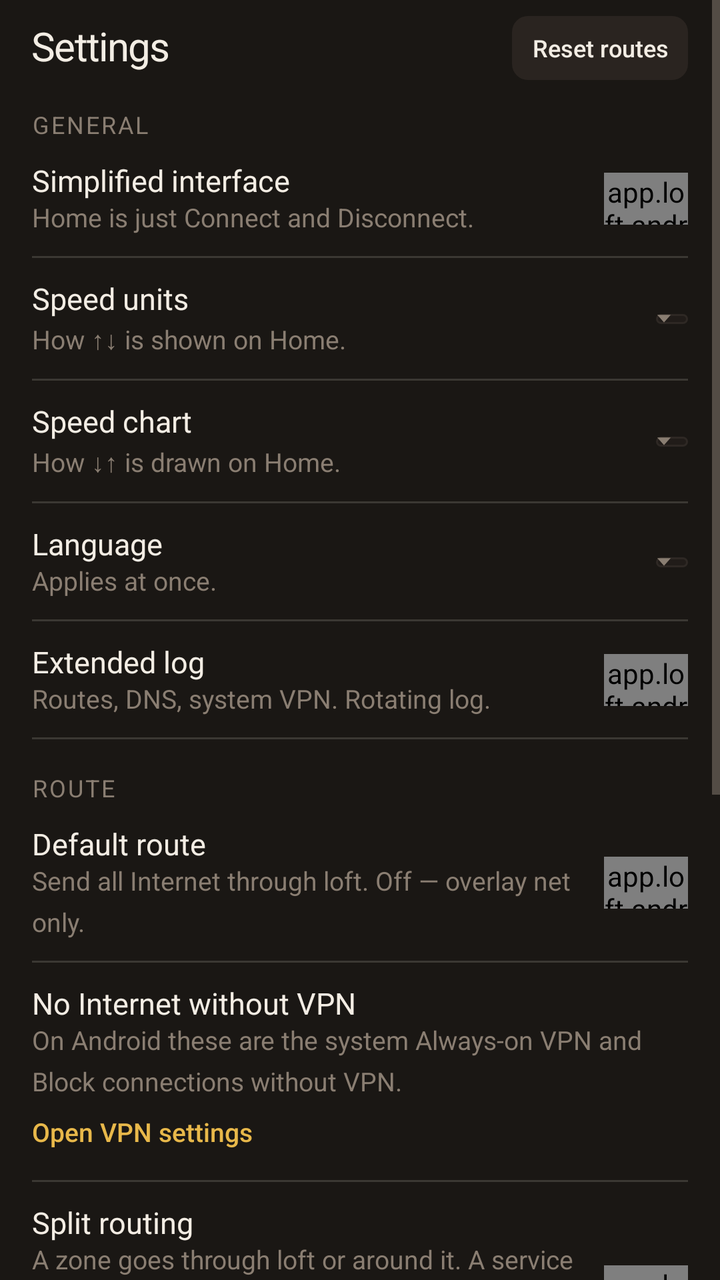
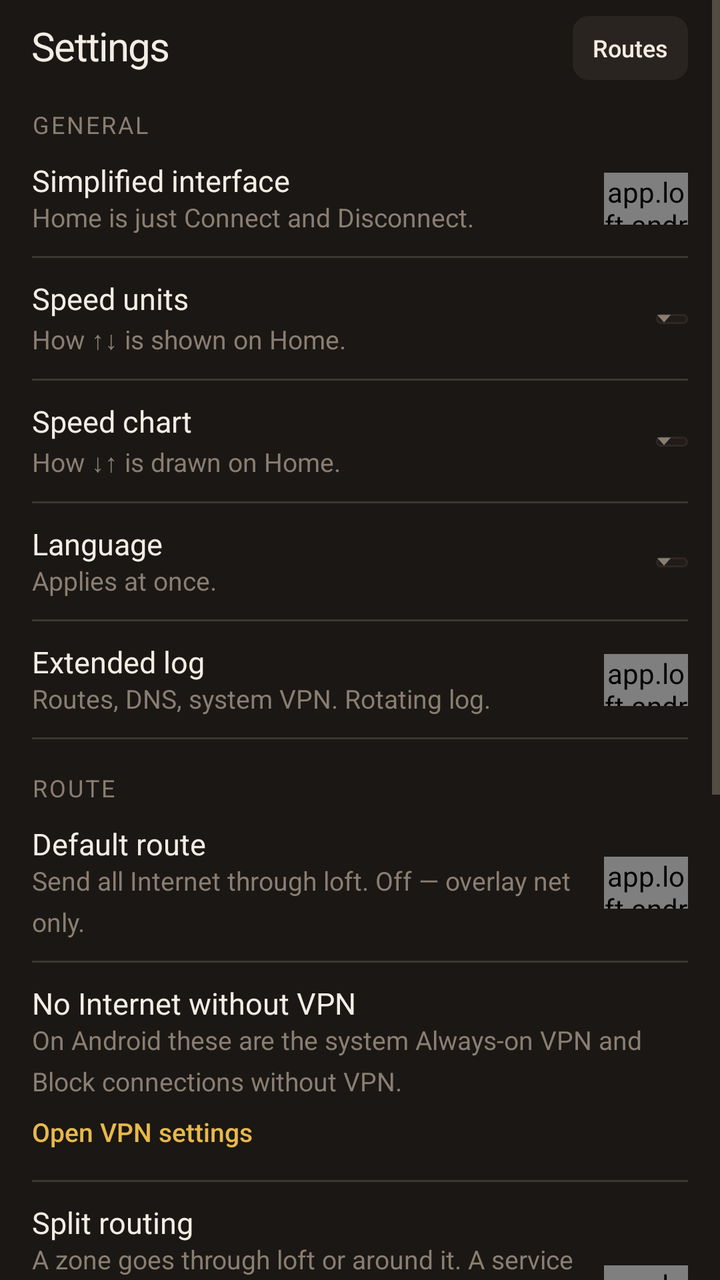

Two renders of the same Android screen: before a commit and after it. Below are the layout's source before the change and the commit's diff.
<!-- AndroidManifest.xml: application theme Theme.Loft -->
<!-- res/layout/pane_settings.xml -->
<?xml version="1.0" encoding="utf-8"?>
<ScrollView xmlns:android="http://schemas.android.com/apk/res/android"
    android:layout_width="match_parent"
    android:layout_height="match_parent"
    android:background="@color/ink">

    <LinearLayout
        android:layout_width="match_parent"
        android:layout_height="wrap_content"
        android:orientation="vertical"
        android:paddingLeft="16dp"
        android:paddingTop="8dp"
        android:paddingRight="16dp"
        android:paddingBottom="24dp">

        <LinearLayout
            android:layout_width="match_parent"
            android:layout_height="wrap_content"
            android:gravity="center_vertical"
            android:orientation="horizontal">

            <TextView
                android:layout_width="0dp"
                android:layout_height="wrap_content"
                android:layout_weight="1"
                android:includeFontPadding="false"
                android:text="@string/settings"
                android:textAppearance="@style/TextAppearance.Loft.Title"
                android:textColor="@color/snow" />

            <Button
                android:id="@+id/btn_reset"
                style="@style/Widget.Loft.HeadBtn"
                android:layout_width="wrap_content"
                android:layout_height="wrap_content"
                android:text="@string/reset_routes" />
        </LinearLayout>

        <TextView
            android:layout_width="match_parent"
            android:layout_height="wrap_content"
            android:layout_marginTop="16dp"
            android:includeFontPadding="false"
            android:text="@string/general"
            android:textAppearance="@style/TextAppearance.Loft.Grp"
            android:textColor="@color/mute" />

        <LinearLayout
            android:layout_width="match_parent"
            android:layout_height="wrap_content"
            android:background="@drawable/bg_setrow"
            android:gravity="center_vertical"
            android:orientation="horizontal"
            android:paddingTop="12dp"
            android:paddingBottom="12dp">

            <LinearLayout
                android:layout_width="0dp"
                android:layout_height="wrap_content"
                android:layout_weight="1"
                android:orientation="vertical"
                android:paddingRight="12dp">

                <TextView
                    android:layout_width="match_parent"
                    android:layout_height="wrap_content"
                    android:includeFontPadding="false"
                    android:text="@string/simple"
                    android:textAppearance="@style/TextAppearance.Loft.RowK"
                    android:textColor="@color/snow" />

                <TextView
                    android:layout_width="match_parent"
                    android:layout_height="wrap_content"
                    android:layout_marginTop="2dp"
                    android:includeFontPadding="false"
                    android:lineSpacingMultiplier="1.35"
                    android:text="@string/simple_d"
                    android:textAppearance="@style/TextAppearance.Loft.RowS"
                    android:textColor="@color/mute" />
            </LinearLayout>

            <app.loft.android.ToggleView
                android:id="@+id/sw_simple"
                style="@style/Widget.Loft.Toggle"
                android:layout_width="42dp"
                android:layout_height="26dp" />
        </LinearLayout>

        <LinearLayout
            android:layout_width="match_parent"
            android:layout_height="wrap_content"
            android:background="@drawable/bg_setrow"
            android:gravity="center_vertical"
            android:orientation="horizontal"
            android:paddingTop="12dp"
            android:paddingBottom="12dp">

            <LinearLayout
                android:layout_width="0dp"
                android:layout_height="wrap_content"
                android:layout_weight="1"
                android:orientation="vertical"
                android:paddingRight="12dp">

                <TextView
                    android:layout_width="match_parent"
                    android:layout_height="wrap_content"
                    android:includeFontPadding="false"
                    android:text="@string/rate_unit"
                    android:textAppearance="@style/TextAppearance.Loft.RowK"
                    android:textColor="@color/snow" />

                <TextView
                    android:layout_width="match_parent"
                    android:layout_height="wrap_content"
                    android:layout_marginTop="2dp"
                    android:includeFontPadding="false"
                    android:lineSpacingMultiplier="1.35"
                    android:text="@string/rate_unit_d"
                    android:textAppearance="@style/TextAppearance.Loft.RowS"
                    android:textColor="@color/mute" />
            </LinearLayout>

            <Spinner
                android:id="@+id/sp_rate"
                android:layout_width="wrap_content"
                android:layout_height="wrap_content"
                android:background="@drawable/bg_select"
                android:overlapAnchor="false"
                android:popupBackground="@color/ink2"
                android:spinnerMode="dropdown" />
        </LinearLayout>

        <LinearLayout
            android:layout_width="match_parent"
            android:layout_height="wrap_content"
            android:background="@drawable/bg_setrow"
            android:gravity="center_vertical"
            android:orientation="horizontal"
            android:paddingTop="12dp"
            android:paddingBottom="12dp">

            <LinearLayout
                android:layout_width="0dp"
                android:layout_height="wrap_content"
                android:layout_weight="1"
                android:orientation="vertical"
                android:paddingRight="12dp">

                <TextView
                    android:layout_width="match_parent"
                    android:layout_height="wrap_content"
                    android:includeFontPadding="false"
                    android:text="@string/spark_k"
                    android:textAppearance="@style/TextAppearance.Loft.RowK"
                    android:textColor="@color/snow" />

                <TextView
                    android:layout_width="match_parent"
                    android:layout_height="wrap_content"
                    android:layout_marginTop="2dp"
                    android:includeFontPadding="false"
                    android:lineSpacingMultiplier="1.35"
                    android:text="@string/spark_d"
                    android:textAppearance="@style/TextAppearance.Loft.RowS"
                    android:textColor="@color/mute" />
            </LinearLayout>

            <Spinner
                android:id="@+id/sp_spark"
                android:layout_width="wrap_content"
                android:layout_height="wrap_content"
                android:background="@drawable/bg_select"
                android:overlapAnchor="false"
                android:popupBackground="@color/ink2"
                android:spinnerMode="dropdown" />
        </LinearLayout>

        <LinearLayout
            android:layout_width="match_parent"
            android:layout_height="wrap_content"
            android:background="@drawable/bg_setrow"
            android:gravity="center_vertical"
            android:orientation="horizontal"
            android:paddingTop="12dp"
            android:paddingBottom="12dp">

            <LinearLayout
                android:layout_width="0dp"
                android:layout_height="wrap_content"
                android:layout_weight="1"
                android:orientation="vertical"
                android:paddingRight="12dp">

                <TextView
                    android:layout_width="match_parent"
                    android:layout_height="wrap_content"
                    android:includeFontPadding="false"
                    android:text="@string/language"
                    android:textAppearance="@style/TextAppearance.Loft.RowK"
                    android:textColor="@color/snow" />

                <TextView
                    android:layout_width="match_parent"
                    android:layout_height="wrap_content"
                    android:layout_marginTop="2dp"
                    android:includeFontPadding="false"
                    android:lineSpacingMultiplier="1.35"
                    android:text="@string/lang_d"
                    android:textAppearance="@style/TextAppearance.Loft.RowS"
                    android:textColor="@color/mute" />
            </LinearLayout>

            <Spinner
                android:id="@+id/sp_lang"
                android:layout_width="wrap_content"
                android:layout_height="wrap_content"
                android:background="@drawable/bg_select"
                android:overlapAnchor="false"
                android:popupBackground="@color/ink2"
                android:spinnerMode="dropdown" />
        </LinearLayout>

        <LinearLayout
            android:layout_width="match_parent"
            android:layout_height="wrap_content"
            android:background="@drawable/bg_setrow"
            android:gravity="center_vertical"
            android:orientation="horizontal"
            android:paddingTop="12dp"
            android:paddingBottom="12dp">

            <LinearLayout
                android:layout_width="0dp"
                android:layout_height="wrap_content"
                android:layout_weight="1"
                android:orientation="vertical"
                android:paddingRight="12dp">

                <TextView
                    android:layout_width="match_parent"
                    android:layout_height="wrap_content"
                    android:includeFontPadding="false"
                    android:text="@string/extended_log"
                    android:textAppearance="@style/TextAppearance.Loft.RowK"
                    android:textColor="@color/snow" />

                <TextView
                    android:layout_width="match_parent"
                    android:layout_height="wrap_content"
                    android:layout_marginTop="2dp"
                    android:includeFontPadding="false"
                    android:lineSpacingMultiplier="1.35"
                    android:text="@string/diag_d"
                    android:textAppearance="@style/TextAppearance.Loft.RowS"
                    android:textColor="@color/mute" />
            </LinearLayout>

            <app.loft.android.ToggleView
                android:id="@+id/sw_log"
                style="@style/Widget.Loft.Toggle"
                android:layout_width="42dp"
                android:layout_height="26dp" />
        </LinearLayout>

        <TextView
            android:layout_width="match_parent"
            android:layout_height="wrap_content"
            android:layout_marginTop="18dp"
            android:includeFontPadding="false"
            android:text="@string/route_group"
            android:textAppearance="@style/TextAppearance.Loft.Grp"
            android:textColor="@color/mute" />

        <LinearLayout
            android:layout_width="match_parent"
            android:layout_height="wrap_content"
            android:background="@drawable/bg_setrow"
            android:gravity="center_vertical"
            android:orientation="horizontal"
            android:paddingTop="12dp"
            android:paddingBottom="12dp">

            <LinearLayout
                android:layout_width="0dp"
                android:layout_height="wrap_content"
                android:layout_weight="1"
                android:orientation="vertical"
                android:paddingRight="12dp">

                <TextView
                    android:layout_width="match_parent"
                    android:layout_height="wrap_content"
                    android:includeFontPadding="false"
                    android:text="@string/default_route"
                    android:textAppearance="@style/TextAppearance.Loft.RowK"
                    android:textColor="@color/snow" />

                <TextView
                    android:layout_width="match_parent"
                    android:layout_height="wrap_content"
                    android:layout_marginTop="2dp"
                    android:includeFontPadding="false"
                    android:lineSpacingMultiplier="1.35"
                    android:text="@string/default_route_d"
                    android:textAppearance="@style/TextAppearance.Loft.RowS"
                    android:textColor="@color/mute" />
            </LinearLayout>

            <app.loft.android.ToggleView
                android:id="@+id/sw_default"
                style="@style/Widget.Loft.Toggle"
                android:layout_width="42dp"
                android:layout_height="26dp" />
        </LinearLayout>

        <LinearLayout
            android:layout_width="match_parent"
            android:layout_height="wrap_content"
            android:background="@drawable/bg_setrow"
            android:orientation="vertical"
            android:paddingTop="12dp"
            android:paddingBottom="12dp">

            <TextView
                android:layout_width="match_parent"
                android:layout_height="wrap_content"
                android:includeFontPadding="false"
                android:text="@string/hold_sys"
                android:textAppearance="@style/TextAppearance.Loft.RowK"
                android:textColor="@color/snow" />

            <TextView
                android:layout_width="match_parent"
                android:layout_height="wrap_content"
                android:layout_marginTop="2dp"
                android:includeFontPadding="false"
                android:lineSpacingMultiplier="1.35"
                android:text="@string/hold_and"
                android:textAppearance="@style/TextAppearance.Loft.RowS"
                android:textColor="@color/mute" />

            <Button
                android:id="@+id/btn_vpn"
                style="@style/Widget.Loft.GhostSm"
                android:layout_width="wrap_content"
                android:layout_height="wrap_content"
                android:layout_marginTop="2dp"
                android:text="@string/open_sys" />
        </LinearLayout>

        <LinearLayout
            android:layout_width="match_parent"
            android:layout_height="wrap_content"
            android:background="@drawable/bg_setrow"
            android:gravity="center_vertical"
            android:orientation="horizontal"
            android:paddingTop="12dp"
            android:paddingBottom="12dp">

            <LinearLayout
                android:layout_width="0dp"
                android:layout_height="wrap_content"
                android:layout_weight="1"
                android:orientation="vertical"
                android:paddingRight="12dp">

                <TextView
                    android:layout_width="match_parent"
                    android:layout_height="wrap_content"
                    android:includeFontPadding="false"
                    android:text="@string/split"
                    android:textAppearance="@style/TextAppearance.Loft.RowK"
                    android:textColor="@color/snow" />

                <TextView
                    android:layout_width="match_parent"
                    android:layout_height="wrap_content"
                    android:layout_marginTop="2dp"
                    android:includeFontPadding="false"
                    android:lineSpacingMultiplier="1.35"
                    android:text="@string/split_d"
                    android:textAppearance="@style/TextAppearance.Loft.RowS"
                    android:textColor="@color/mute" />

                <Button
                    android:id="@+id/btn_routes"
                    style="@style/Widget.Loft.GhostSm"
                    android:layout_width="wrap_content"
                    android:layout_height="wrap_content"
                    android:layout_marginTop="2dp"
                    android:text="@string/lists" />
            </LinearLayout>

            <app.loft.android.ToggleView
                android:id="@+id/sw_split"
                style="@style/Widget.Loft.Toggle"
                android:layout_width="42dp"
                android:layout_height="26dp" />
        </LinearLayout>

        <TextView
            android:layout_width="match_parent"
            android:layout_height="wrap_content"
            android:layout_marginTop="18dp"
            android:includeFontPadding="false"
            android:text="@string/conn_group"
            android:textAppearance="@style/TextAppearance.Loft.Grp"
            android:textColor="@color/mute" />

        <LinearLayout
            android:layout_width="match_parent"
            android:layout_height="wrap_content"
            android:background="@drawable/bg_setrow"
            android:gravity="center_vertical"
            android:orientation="horizontal"
            android:paddingTop="12dp"
            android:paddingBottom="12dp">

            <LinearLayout
                android:layout_width="0dp"
                android:layout_height="wrap_content"
                android:layout_weight="1"
                android:orientation="vertical"
                android:paddingRight="12dp">

                <TextView
                    android:layout_width="match_parent"
                    android:layout_height="wrap_content"
                    android:includeFontPadding="false"
                    android:text="@string/auto"
                    android:textAppearance="@style/TextAppearance.Loft.RowK"
                    android:textColor="@color/snow" />

                <TextView
                    android:layout_width="match_parent"
                    android:layout_height="wrap_content"
                    android:layout_marginTop="2dp"
                    android:includeFontPadding="false"
                    android:lineSpacingMultiplier="1.35"
                    android:text="@string/auto_d"
                    android:textAppearance="@style/TextAppearance.Loft.RowS"
                    android:textColor="@color/mute" />
            </LinearLayout>

            <app.loft.android.ToggleView
                android:id="@+id/sw_auto"
                style="@style/Widget.Loft.Toggle"
                android:layout_width="42dp"
                android:layout_height="26dp" />
        </LinearLayout>

        <LinearLayout
            android:layout_width="match_parent"
            android:layout_height="wrap_content"
            android:background="@drawable/bg_setrow"
            android:gravity="center_vertical"
            android:orientation="horizontal"
            android:paddingTop="12dp"
            android:paddingBottom="12dp">

            <LinearLayout
                android:layout_width="0dp"
                android:layout_height="wrap_content"
                android:layout_weight="1"
                android:orientation="vertical"
                android:paddingRight="12dp">

                <TextView
                    android:layout_width="match_parent"
                    android:layout_height="wrap_content"
                    android:includeFontPadding="false"
                    android:text="@string/reconnect"
                    android:textAppearance="@style/TextAppearance.Loft.RowK"
                    android:textColor="@color/snow" />

                <TextView
                    android:layout_width="match_parent"
                    android:layout_height="wrap_content"
                    android:layout_marginTop="2dp"
                    android:includeFontPadding="false"
                    android:lineSpacingMultiplier="1.35"
                    android:text="@string/reconnect_d"
                    android:textAppearance="@style/TextAppearance.Loft.RowS"
                    android:textColor="@color/mute" />
            </LinearLayout>

            <app.loft.android.ToggleView
                android:id="@+id/sw_re"
                style="@style/Widget.Loft.Toggle"
                android:layout_width="42dp"
                android:layout_height="26dp" />
        </LinearLayout>

        <LinearLayout
            android:layout_width="match_parent"
            android:layout_height="wrap_content"
            android:background="@drawable/bg_setrow"
            android:gravity="center_vertical"
            android:orientation="horizontal"
            android:paddingTop="12dp"
            android:paddingBottom="12dp">

            <LinearLayout
                android:layout_width="0dp"
                android:layout_height="wrap_content"
                android:layout_weight="1"
                android:orientation="vertical"
                android:paddingRight="12dp">

                <TextView
                    android:layout_width="match_parent"
                    android:layout_height="wrap_content"
                    android:includeFontPadding="false"
                    android:text="@string/ext_ip"
                    android:textAppearance="@style/TextAppearance.Loft.RowK"
                    android:textColor="@color/snow" />

                <TextView
                    android:layout_width="match_parent"
                    android:layout_height="wrap_content"
                    android:layout_marginTop="2dp"
                    android:includeFontPadding="false"
                    android:lineSpacingMultiplier="1.35"
                    android:text="@string/ext_ip_d"
                    android:textAppearance="@style/TextAppearance.Loft.RowS"
                    android:textColor="@color/mute" />
            </LinearLayout>

            <app.loft.android.ToggleView
                android:id="@+id/sw_ext"
                style="@style/Widget.Loft.Toggle"
                android:layout_width="42dp"
                android:layout_height="26dp" />
        </LinearLayout>

        <LinearLayout
            android:layout_width="match_parent"
            android:layout_height="wrap_content"
            android:layout_marginTop="16dp"
            android:gravity="center"
            android:orientation="horizontal">

            <Button
                android:id="@+id/btn_defaults"
                style="@style/Widget.Loft.LinkBtn"
                android:layout_width="wrap_content"
                android:layout_height="wrap_content"
                android:text="@string/defaults" />

            <Button
                android:id="@+id/btn_log"
                style="@style/Widget.Loft.LinkBtn"
                android:layout_width="wrap_content"
                android:layout_height="wrap_content"
                android:text="@string/log" />

            <Button
                android:id="@+id/btn_about"
                style="@style/Widget.Loft.LinkBtn"
                android:layout_width="wrap_content"
                android:layout_height="wrap_content"
                android:text="@string/about" />
        </LinearLayout>
    </LinearLayout>
</ScrollView>
<!-- resources referenced by this layout -->
<resources>
  <color name="ink">#1A1714</color>
  <color name="ink2">#241F1B</color>
  <color name="mute">#8A7E72</color>
  <color name="snow">#F3EDE4</color>
  <string name="about">About</string>
  <string name="auto">Connect at launch</string>
  <string name="auto_d">Opening the app connects the selected connection.</string>
  <string name="conn_group">Connection</string>
  <string name="default_route">Default route</string>
  <string name="default_route_d">Send all Internet through loft. Off — overlay net only.</string>
  <string name="defaults">Defaults</string>
  <string name="diag_d">Routes, DNS, system VPN. Rotating log.</string>
  <string name="ext_ip">Public IP</string>
  <string name="ext_ip_d">After connect, ask a service for the address through this session.</string>
  <string name="extended_log">Extended log</string>
  <string name="general">General</string>
  <string name="hold_and">On Android these are the system Always-on VPN and Block connections without VPN.</string>
  <string name="hold_sys">No Internet without VPN</string>
  <string name="lang_d">Applies at once.</string>
  <string name="language">Language</string>
  <string name="lists">Lists</string>
  <string name="log">Log</string>
  <string name="open_sys">Open VPN settings</string>
  <string name="rate_unit">Speed units</string>
  <string name="rate_unit_d">How ↑↓ is shown on Home.</string>
  <string name="reconnect">Reconnect on disconnect</string>
  <string name="reconnect_d">If the session drops, connect again.</string>
  <string name="reset_routes">Reset routes</string>
  <string name="route_group">Route</string>
  <string name="settings">Settings</string>
  <string name="simple">Simplified interface</string>
  <string name="simple_d">Home is just Connect and Disconnect.</string>
  <string name="spark_d">How ↓↑ is drawn on Home.</string>
  <string name="spark_k">Speed chart</string>
  <string name="split">Split routing</string>
  <string name="split_d">A zone goes through loft or around it. A service only belongs to a zone.</string>
  <style name="TextAppearance.Loft.RowK" parent="">
          <item name="android:textSize">15sp</item>
          <item name="android:fontFamily">sans-serif</item>
          <item name="android:textColor">@color/snow</item>
          <item name="android:includeFontPadding">false</item>
      </style>
  <style name="TextAppearance.Loft.RowS" parent="">
          <item name="android:textSize">13sp</item>
          <item name="android:fontFamily">sans-serif</item>
          <item name="android:textColor">@color/mute</item>
          <item name="android:includeFontPadding">false</item>
      </style>
  <color name="plate">#211C19</color>
  <color name="edge">#2E2824</color>
  <color name="line">#26F3EDE4</color>
  <color name="lamp">#E8B84A</color>
  <color name="lamp22">#38E8B84A</color>
  <color name="wood">#2A2420</color>
  <color name="copper">#C67B3A</color>
  <color name="err">#E24B4B</color>
  <style name="Widget.Loft.Sheet" parent="Widget.MaterialComponents.BottomSheet">
          <item name="backgroundTint">@color/ink2</item>
          <item name="shapeAppearance">@style/Shape.Loft.Sheet</item>
      </style>
  <color name="ink0">#181512</color>
  <style name="TextAppearance.Loft.Nav" parent="">
          <item name="android:textSize">12sp</item>
          <item name="android:fontFamily">sans-serif-medium</item>
          <item name="android:textAllCaps">false</item>
          <item name="android:letterSpacing">0.01</item>
      </style>
  <style name="Widget.Loft.NavIndicator" parent="">
          <item name="android:color">@color/lamp22</item>
          <item name="android:width">62dp</item>
          <item name="android:height">30dp</item>
          <item name="shapeAppearance">@style/Shape.Loft.NavPill</item>
      </style>
  <style name="Shape.Loft.NavPill" parent="">
          <item name="cornerFamily">rounded</item>
          <item name="cornerSize">16dp</item>
      </style>
  <!-- unchanged entries left out for length: 13 -->
</resources>

<!-- the commit's change to res/layout/pane_settings.xml (unified diff, before → after) -->
@@ -29,11 +29,11 @@
                 android:textColor="@color/snow" />
 
             <Button
-                android:id="@+id/btn_reset"
+                android:id="@+id/btn_lists"
                 style="@style/Widget.Loft.HeadBtn"
                 android:layout_width="wrap_content"
                 android:layout_height="wrap_content"
-                android:text="@string/reset_routes" />
+                android:text="@string/lists" />
         </LinearLayout>
 
         <TextView
@@ -535,32 +535,41 @@
                 android:layout_height="26dp" />
         </LinearLayout>
 
+
         <LinearLayout
             android:layout_width="match_parent"
             android:layout_height="wrap_content"
             android:layout_marginTop="16dp"
-            android:gravity="center"
             android:orientation="horizontal">
 
             <Button
                 android:id="@+id/btn_defaults"
                 style="@style/Widget.Loft.LinkBtn"
-                android:layout_width="wrap_content"
-                android:layout_height="wrap_content"
+                android:layout_width="0dp"
+                android:layout_height="wrap_content"
+                android:layout_weight="1"
+                android:gravity="center"
+                android:maxLines="1"
                 android:text="@string/defaults" />
 
             <Button
                 android:id="@+id/btn_log"
                 style="@style/Widget.Loft.LinkBtn"
-                android:layout_width="wrap_content"
-                android:layout_height="wrap_content"
+                android:layout_width="0dp"
+                android:layout_height="wrap_content"
+                android:layout_weight="1"
+                android:gravity="center"
+                android:maxLines="1"
                 android:text="@string/log" />
 
             <Button
                 android:id="@+id/btn_about"
                 style="@style/Widget.Loft.LinkBtn"
-                android:layout_width="wrap_content"
-                android:layout_height="wrap_content"
+                android:layout_width="0dp"
+                android:layout_height="wrap_content"
+                android:layout_weight="1"
+                android:gravity="center"
+                android:maxLines="1"
                 android:text="@string/about" />
         </LinearLayout>
     </LinearLayout>
<!-- resource entries referenced after the edit -->
@@ -20,14 +20,13 @@
   <string name="hold_sys">No Internet without VPN</string>
   <string name="lang_d">Applies at once.</string>
   <string name="language">Language</string>
-  <string name="lists">Lists</string>
+  <string name="lists">Routes</string>
   <string name="log">Log</string>
   <string name="open_sys">Open VPN settings</string>
   <string name="rate_unit">Speed units</string>
   <string name="rate_unit_d">How ↑↓ is shown on Home.</string>
   <string name="reconnect">Reconnect on disconnect</string>
   <string name="reconnect_d">If the session drops, connect again.</string>
-  <string name="reset_routes">Reset routes</string>
   <string name="route_group">Route</string>
   <string name="settings">Settings</string>
   <string name="simple">Simplified interface</string>
